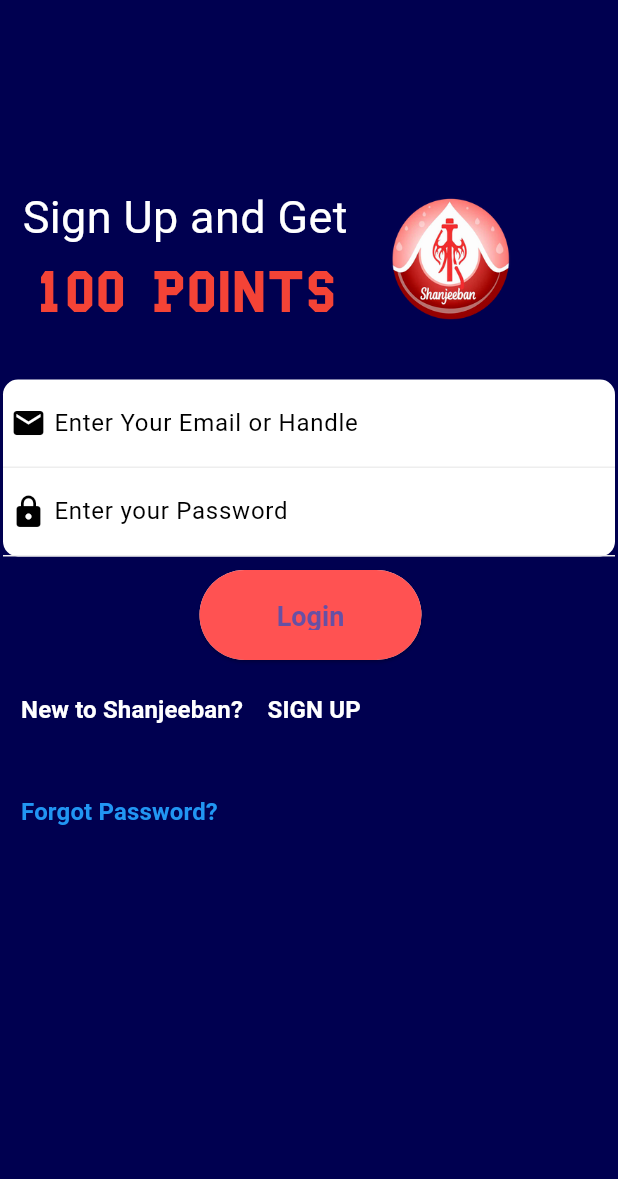
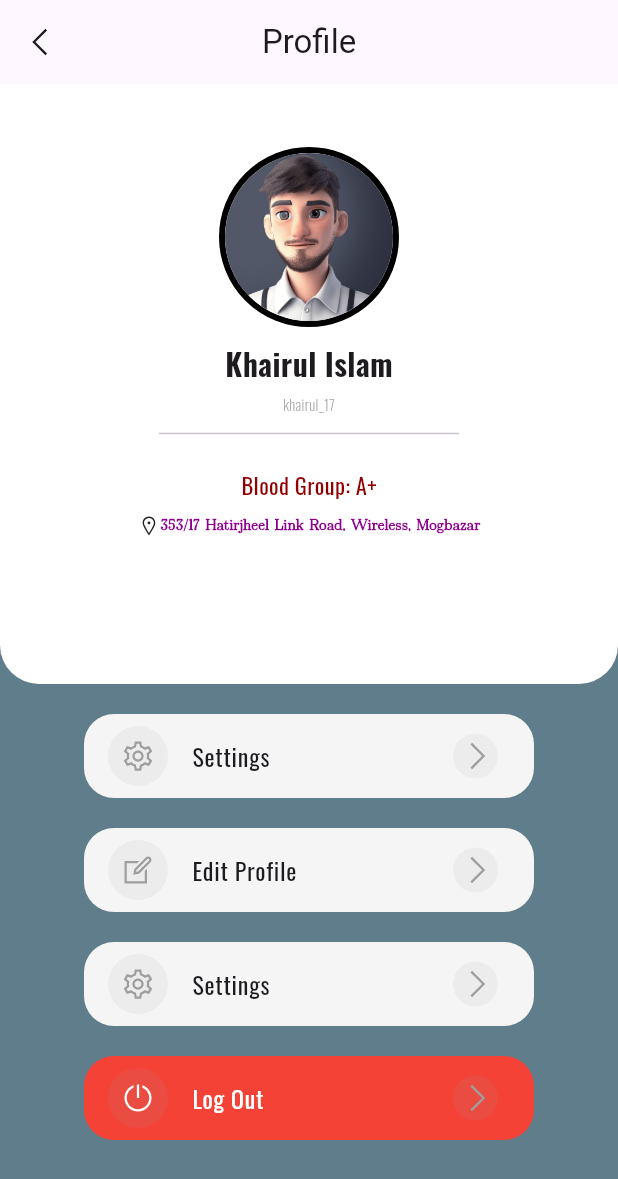
Before and after one commit to SadikRahman14/Shanjeeban, a Flutter app: the screen it shows after launch, on a phone screen of 412 x 824 dp. Shown: the top 1179 px of the screen. Run offline on Flutter 3.47's test engine with Material 3 defaults, Android fonts, the phone set to English and light mode, and no system bars; our stand-ins replace firebase_core, font_awesome_flutter, line_awesome_flutter; accounts and stored records are empty.

Commit message:
Profile Page Done

```diff
--- a/lib/main.dart
+++ b/lib/main.dart
@@ -5,6 +5,7 @@ import 'Smj/Physical_Informtion.dart';
 import 'deGea/signUpInfo.dart';
 import 'rakibul/loginPage.dart';
 import 'pages/home_page.dart';
+import 'pages/profilePage.dart';
 
 
 void main() async{
@@ -24,7 +25,7 @@ class _MyAppState extends State<MyApp> {
   @override
   Widget build(BuildContext context) {
     return MaterialApp(
-      home: LoginPage(),
+      home: Profile(),
 
 
       routes: {
--- a/lib/pages/home_page.dart
+++ b/lib/pages/home_page.dart
@@ -1,4 +1,6 @@
 import 'package:flutter/material.dart';
+import 'package:font_awesome_flutter/font_awesome_flutter.dart';
+import 'package:line_awesome_flutter/line_awesome_flutter.dart';
 
 class Home extends StatefulWidget {
   const Home({super.key});
@@ -528,17 +530,17 @@ class _HomeState extends State<Home> {
                   IconButton(
                       onPressed: (){
                       },
-                      icon: Icon(Icons.home)
+                      icon: Icon(LineAwesomeIcons.home)
                   ),
                   IconButton(
                       onPressed: (){
                       },
-                      icon: Icon(Icons.history)
+                      icon: FaIcon(FontAwesomeIcons.clockRotateLeft),
                   ),
                   IconButton(
                       onPressed: (){
                       },
-                      icon: Icon(Icons.notifications)
+                      icon: FaIcon(FontAwesomeIcons.bell),
                   ),
                 ],
               ),
--- /dev/null
+++ b/lib/pages/profilePage.dart
@@ -0,0 +1,227 @@
+import 'package:flutter/material.dart';
+import 'package:font_awesome_flutter/font_awesome_flutter.dart';
+import 'package:line_awesome_flutter/line_awesome_flutter.dart';
+
+class Profile extends StatefulWidget {
+  const Profile({super.key});
+
+  @override
+  State<Profile> createState() => _ProfileState();
+}
+
+class _ProfileState extends State<Profile> {
+  @override
+  Widget build(BuildContext context) {
+    return Scaffold(
+      backgroundColor: Colors.blueGrey,
+        appBar: AppBar(
+          leading: IconButton(
+            onPressed: (){},
+            icon: Icon(LineAwesomeIcons.angle_left),
+          ),
+          centerTitle: true,
+          title: Text(
+              'Profile',
+          ),
+
+
+        ),
+      body: SingleChildScrollView(
+        child: Column(
+          crossAxisAlignment: CrossAxisAlignment.center,
+
+          children: [
+            Container(
+              padding: EdgeInsets.only(
+                left: 12, right: 12, top: 12,
+              ),
+
+              height: 400, width: 500,
+              decoration: BoxDecoration(
+                color: Colors.white,
+                borderRadius: BorderRadius.only(
+                  bottomLeft: Radius.circular(26),
+                  bottomRight: Radius.circular(26),
+                ),
+
+              ),
+              child: Column(
+
+                //mainAxisAlignment: MainAxisAlignment.center,
+                crossAxisAlignment: CrossAxisAlignment.center,
+                children: [
+                  SizedBox(height: 30,),
+                  Container(
+                    height: 120,
+                    width: 120,
+                    decoration: BoxDecoration(
+                      border: Border.all(
+                        color: Colors.black,
+                        width: 4,
+                      ),
+                      borderRadius: BorderRadius.circular(100),
+                    ),
+                    child: ClipRRect(
+                      borderRadius: BorderRadius.circular(100),
+                      child: Image(
+                        image: AssetImage('assetsSadik/Profile.jpg'),
+                      ),
+                    ),
+                  ),
+                  SizedBox(height: 10,),
+                  Text(
+                    'Khairul Islam',
+                    style: TextStyle(
+                      fontSize: 20,
+                      fontWeight: FontWeight.bold,
+                      fontFamily: 'Classy',
+
+                    ),
+                  ),
+                  SizedBox(height: 5,),
+                  Text(
+                    'khairul_17',
+                    style: TextStyle(
+                      color: Colors.grey[500],
+                      fontSize: 10,
+                      fontWeight: FontWeight.w100,
+                      fontFamily: 'Classy',
+                    ),
+                  ),
+                  SizedBox(height: 3,),
+                  Container(
+                    width: 200,  // Set the desired width
+                    child: Divider(
+                      height: 20,
+
+                    ),
+                  ),
+                  SizedBox(height: 3,),
+                  SizedBox(height: 10,),
+                  Text(
+                    'Blood Group: A+',
+                    style: TextStyle(
+                      fontSize: 15,
+                      color: Color(0xFF900000),
+                      //fontWeight: FontWeight.w600,
+                      fontFamily: 'Classy',
+                    ),
+                  ),
+
+
+
+
+
+                  SizedBox(height: 10,),
+                  Row(
+                    mainAxisAlignment: MainAxisAlignment.center,
+                    children: [
+                      Icon(
+                        LineAwesomeIcons.map_marker,
+                        size: 15,
+                      ),
+                      Text(
+                        '353/17 Hatirjheel Link Road, Wireless, Mogbazar',
+                        style: TextStyle(
+                          fontSize: 10,
+                          color: Color(0xFF900090),
+                          fontWeight: FontWeight.bold,
+                          fontFamily: 'Elegant',
+                        ),
+                      ),
+                    ],
+                  ),
+
+
+
+                ],
+              ),
+            ),
+
+            SizedBox(height: 20,),
+
+            ProfileTiles(
+                title: "Settings", icon: LineAwesomeIcons.cog, onPress: (){},
+                endIcon: true, containerColor: Colors.grey[100]
+            ),
+            SizedBox(height: 20,),
+            ProfileTiles(
+                title: "Edit Profile", icon: LineAwesomeIcons.edit, onPress: (){},
+                endIcon: true, containerColor: Colors.grey[100]
+            ),
+            SizedBox(height: 20,),
+            ProfileTiles(
+                title: "Settings", icon: LineAwesomeIcons.cog, onPress: (){},
+                endIcon: true, containerColor: Colors.grey[100]
+            ),
+            SizedBox(height: 20,),
+            ProfileTiles(
+                title: "Log Out", icon: LineAwesomeIcons.power_off, onPress: (){},
+              endIcon: true, textColor: Colors.white, containerColor: Colors.red, leadingIconColor: Colors.white,
+            ),
+            SizedBox(height: 20,),
+
+          ],
+        ),
+      ),
+    );
+  }
+}
+
+class ProfileTiles extends StatelessWidget {
+  const ProfileTiles({
+    super.key, required this.title, required this.icon, required this.onPress, required this.endIcon, this.textColor, this.containerColor, this.leadingIconColor,
+  });
+  final String title;
+  final IconData icon;
+  final VoidCallback onPress;
+  final bool endIcon;
+  final Color? textColor;
+  final Color? containerColor;
+  final Color? leadingIconColor;
+
+  @override
+  Widget build(BuildContext context) {
+    return Container(
+      width: 300,
+      decoration: BoxDecoration(
+        color: containerColor,
+        borderRadius: BorderRadius.circular(20),
+      ),
+      child: ListTile(
+        onTap: onPress,
+        //tileColor: Colors.white,
+        leading: Container(
+          width: 40, height: 40,
+          decoration: BoxDecoration(
+            borderRadius: BorderRadius.circular(100),
+            color:  Colors.grey.withOpacity(0.1),
+          ),
+          child: Icon(
+              icon,
+              color: leadingIconColor ?? Colors.grey,
+          ),
+        ),
+        title: Text(
+          title,
+          style: TextStyle(
+            color: textColor,
+            fontFamily: 'Classy',
+          ),
+
+        ),
+        trailing: endIcon? Container(
+          width: 30, height: 30,
+          decoration: BoxDecoration(
+            borderRadius: BorderRadius.circular(100),
+            color: Colors.grey.withOpacity(0.1),
+          ),
+          child: Icon(
+            LineAwesomeIcons.angle_right,
+            color: Colors.grey,
+          ),
+        ) : null,
+      ),
+    );
+  }
+}
--- a/pubspec.yaml
+++ b/pubspec.yaml
@@ -39,6 +39,9 @@ dependencies:
   firebase_auth: ^4.15.3
   cloud_firestore: ^4.13.6
   provider: ^6.1.1
+  font_awesome_flutter: ^10.6.0
+  line_awesome_flutter: ^2.0.0
+  curved_navigation_bar: ^1.0.3
 
 
 dev_dependencies:
@@ -104,6 +107,9 @@ flutter:
      - family: Profile
        fonts:
        - asset: assetsSadik/Cream Cake.otf
+     - family: Classy
+       fonts:
+       - asset: assetsSadik/Oswald-VariableFont_wght.ttf
 
 
 
```
Also changed, not shown: assetsSadik/Oswald-VariableFont_wght.ttf (added), pubspec.lock.
